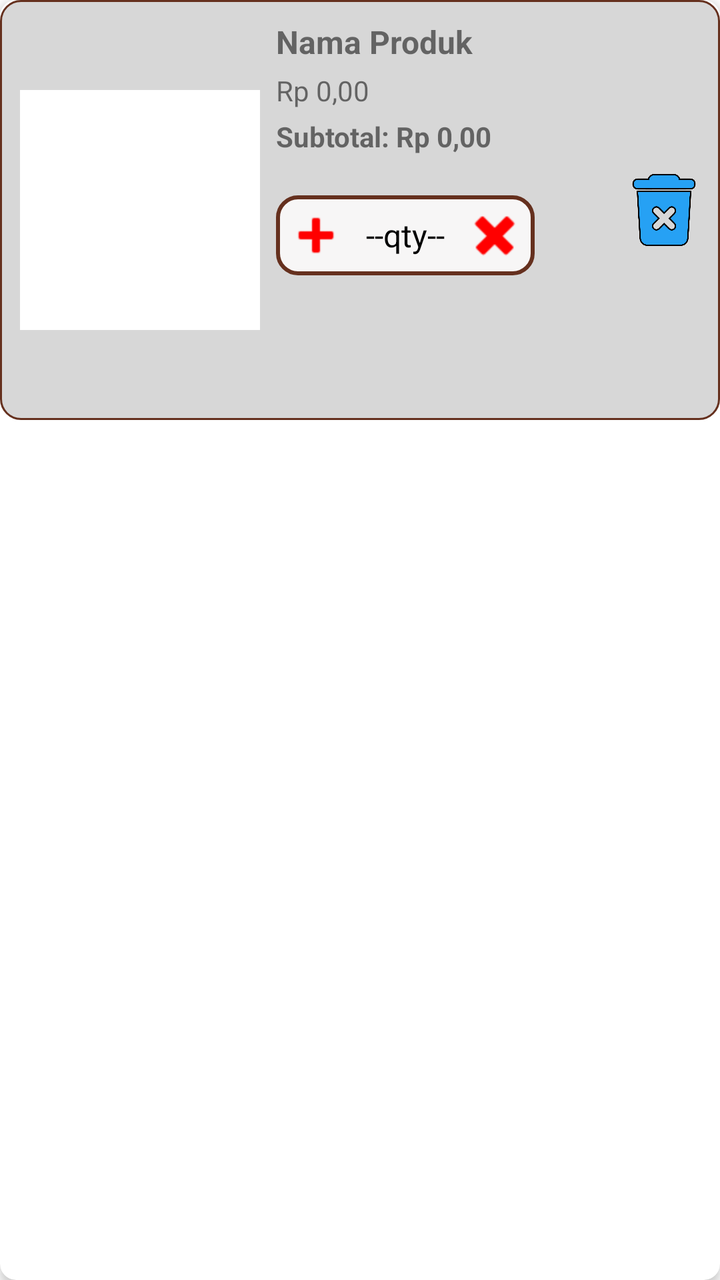
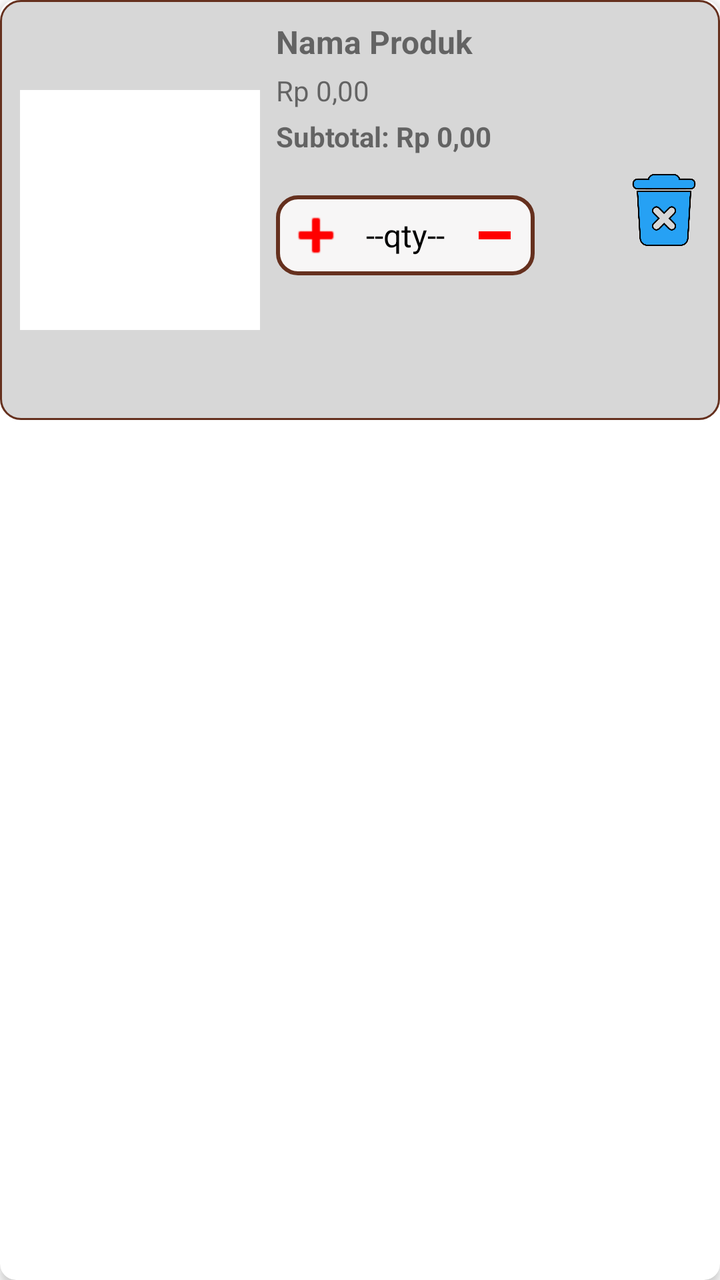

Compare the two renders of this Android layout. The source of the first and the diff that turns it into the second are given below.
<!-- AndroidManifest.xml: application theme Theme.RizqiElektronik -->
<!-- res/layout/item_order.xml -->
<?xml version="1.0" encoding="utf-8"?>
<androidx.cardview.widget.CardView xmlns:android="http://schemas.android.com/apk/res/android"
    xmlns:app="http://schemas.android.com/apk/res-auto"
    xmlns:tools="http://schemas.android.com/tools"
    android:layout_width="match_parent"
    android:layout_height="wrap_content"
    android:layout_margin="8dp"
    app:cardCornerRadius="8dp"
    app:cardElevation="3dp">

    <LinearLayout
        android:layout_width="match_parent"
        android:layout_height="210dp"
        android:background="@drawable/edittext_background"
        android:orientation="horizontal">

        
        <ImageView
            android:id="@+id/imgOrder"
            android:layout_width="120dp"
            android:layout_height="120dp"
            android:layout_gravity="center_vertical"
            android:layout_marginLeft="10dp"
            android:background="#FFFFFF"
            android:scaleType="centerCrop" />

        
        <LinearLayout
            android:layout_width="230dp"
            android:layout_height="wrap_content"
            android:layout_marginStart="8dp"
            android:layout_marginTop="10dp"
            android:layout_weight="1"
            android:gravity="center_vertical"
            android:orientation="vertical">

            <TextView
                android:id="@+id/tvOrderNama"
                android:layout_width="wrap_content"
                android:layout_height="wrap_content"
                android:text="Nama Produk"
                android:textSize="16sp"
                android:textStyle="bold" />

            <TextView
                android:id="@+id/tvOrderHarga"
                android:layout_width="wrap_content"
                android:layout_height="wrap_content"
                android:layout_marginTop="4dp"
                android:text="Rp 0,00"
                android:textSize="14sp" />

            <TextView
                android:id="@+id/tvOrderSubtotal"
                android:layout_width="match_parent"
                android:layout_height="wrap_content"
                android:layout_marginTop="4dp"
                android:text="Subtotal: Rp 0,00"
                android:textSize="14sp"
                android:textStyle="bold" />

            <LinearLayout
                android:layout_width="wrap_content"
                android:layout_height="wrap_content"
                android:layout_marginTop="20dp"
                android:background="@drawable/qty_background"
                android:gravity="center">

                <ImageButton
                    android:id="@+id/btnPlus"
                    android:layout_width="40dp"
                    android:layout_height="40dp"
                    android:layout_marginRight="5dp"
                    android:background="@android:color/transparent"
                    android:contentDescription="Increase Quantity"
                    android:src="@android:drawable/ic_input_add"
                    app:tint="#FF0000" />

                <TextView
                    android:id="@+id/tvQty"
                    android:layout_width="wrap_content"
                    android:layout_height="wrap_content"
                    android:layout_weight="1"
                    android:text="--qty--"
                    android:textColor="#000000"
                    android:textSize="16sp" />

                <ImageButton
                    android:id="@+id/btnMinus"
                    android:layout_width="40dp"
                    android:layout_height="40dp"
                    android:layout_marginLeft="5dp"
                    android:background="@android:color/transparent"
                    android:contentDescription="Decrease Quantity"
                    android:src="@android:drawable/ic_delete"
                    app:tint="#FF0000" />
            </LinearLayout>
        </LinearLayout>

        
        <ImageButton
            android:id="@+id/btnHapus"
            android:layout_width="36dp"
            android:layout_height="36dp"
            android:layout_gravity="center_vertical"
            android:layout_marginRight="10dp"
            android:background="@android:color/transparent"
            android:scaleType="fitCenter"
            android:src="@drawable/delete"
            tools:ignore="TouchTargetSizeCheck,SpeakableTextPresentCheck" />
    </LinearLayout>

</androidx.cardview.widget.CardView>
<!-- resources referenced by this layout -->
<resources>
  <!-- drawable delete: png bitmap (drawable, 18681 bytes) -->
  <!-- drawable edittext_background (drawable) -->
  <shape xmlns:android="http://schemas.android.com/apk/res/android">
      <solid android:color="#78AAAAAA"/>
      <corners android:radius="10dp"/>
      <stroke android:width="1dp" android:color="@color/logo"/>
  </shape>
  <!-- drawable qty_background (drawable) -->
  <?xml version="1.0" encoding="utf-8"?>
  <shape xmlns:android="http://schemas.android.com/apk/res/android">
      <solid android:color="#E1FCFBFB"/>
      <corners android:radius="10dp"/>
      <stroke android:width="2dp" android:color="@color/logo"/>
  </shape>
  <style name="Theme.RizqiElektronik" parent="Theme.MaterialComponents.DayNight.DarkActionBar">
          
          <item name="colorPrimary">@color/logo</item>
          <item name="colorPrimaryVariant">@color/black</item>
          <item name="colorOnPrimary">@color/white</item>
          
          <item name="colorSecondary">@color/teal_200</item>
          <item name="colorSecondaryVariant">@color/teal_700</item>
          <item name="colorOnSecondary">@color/black</item>
          
          <item name="android:statusBarColor">?attr/colorPrimaryVariant</item>
          
      </style>
  <color name="logo">#65301E</color>
  <color name="black">#FF000000</color>
  <color name="white">#FFFFFFFF</color>
  <color name="teal_200">#FF03DAC5</color>
  <color name="teal_700">#FF018786</color>
</resources>

<!-- the commit's change to res/layout/item_order.xml (unified diff, before → after) -->
@@ -92,7 +92,7 @@
                     android:layout_marginLeft="5dp"
                     android:background="@android:color/transparent"
                     android:contentDescription="Decrease Quantity"
-                    android:src="@android:drawable/ic_delete"
+                    android:src="@drawable/ic_minus"
                     app:tint="#FF0000" />
             </LinearLayout>
         </LinearLayout>
<!-- resource entries referenced after the edit -->
@@ -7,6 +7,19 @@
       <corners android:radius="10dp"/>
       <stroke android:width="1dp" android:color="@color/logo"/>
   </shape>
+  <!-- drawable ic_minus (drawable) -->
+  <vector xmlns:android="http://schemas.android.com/apk/res/android"
+      android:height="24dp"
+      android:width="24dp"
+      android:viewportHeight="24"
+      android:viewportWidth="24"
+      android:autoMirrored="true"
+      android:tint="#000000">
+  
+      <path
+          android:fillColor="@android:color/white"
+          android:pathData="M4,10h16v4H4z" />
+  </vector>
   <!-- drawable qty_background (drawable) -->
   <?xml version="1.0" encoding="utf-8"?>
   <shape xmlns:android="http://schemas.android.com/apk/res/android">
